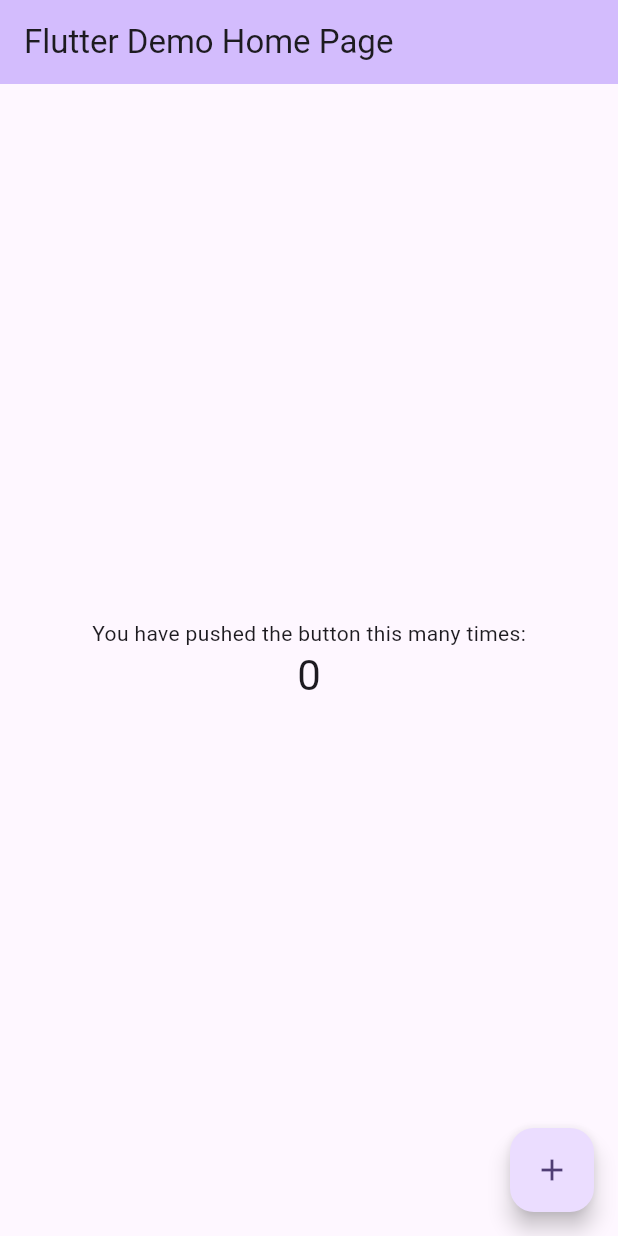
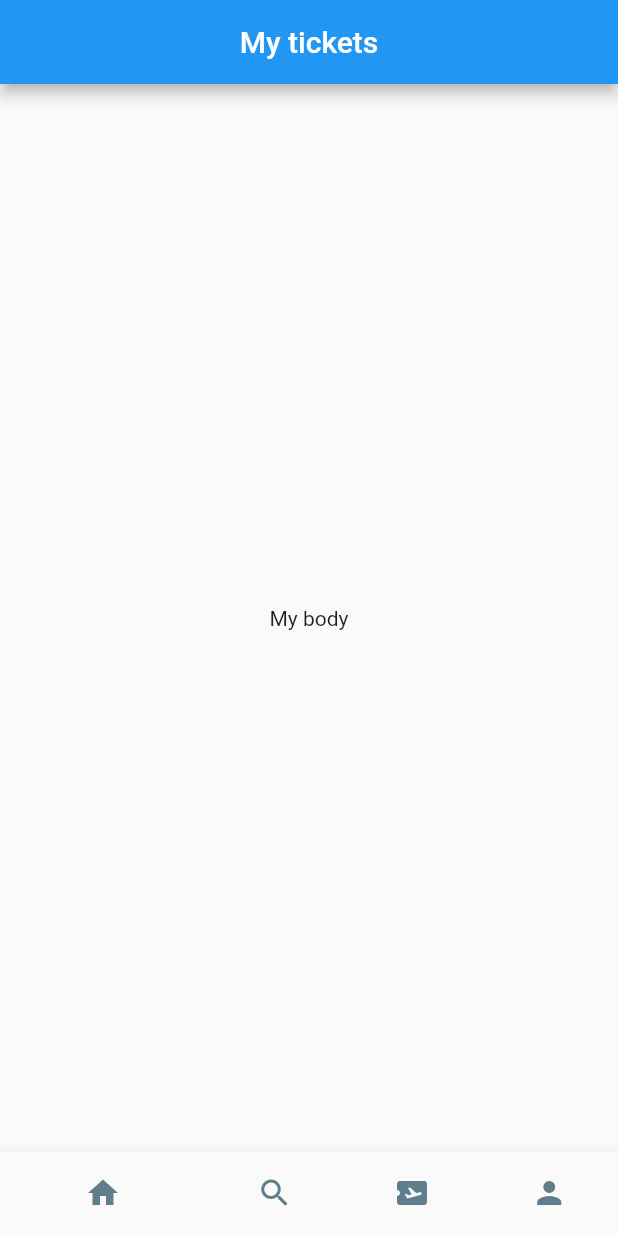
Before and after one commit to nedim-m/ticket-booking, a Flutter app: the screen it shows after launch, on a phone screen of 412 x 824 dp. Run offline on Flutter 3.47's test engine with Material 2 defaults, Android fonts, the phone set to English and light mode, and no system bars.

Commit message:
Added new Homepage
Testing

```diff
--- a/ekarte_mobile/lib/main.dart
+++ b/ekarte_mobile/lib/main.dart
@@ -1,3 +1,4 @@
+import 'package:ekarte_mobile/screens/bottom_bar.dart';
 import 'package:flutter/material.dart';
 
 void main() {
@@ -13,113 +14,9 @@ class MyApp extends StatelessWidget {
     return MaterialApp(
       title: 'Flutter Demo',
       theme: ThemeData(
-        // This is the theme of your application.
-        //
-        // TRY THIS: Try running your application with "flutter run". You'll see
-        // the application has a blue toolbar. Then, without quitting the app,
-        // try changing the seedColor in the colorScheme below to Colors.green
-        // and then invoke "hot reload" (save your changes or press the "hot
-        // reload" button in a Flutter-supported IDE, or press "r" if you used
-        // the command line to start the app).
-        //
-        // Notice that the counter didn't reset back to zero; the application
-        // state is not lost during the reload. To reset the state, use hot
-        // restart instead.
-        //
-        // This works for code too, not just values: Most code changes can be
-        // tested with just a hot reload.
-        colorScheme: ColorScheme.fromSeed(seedColor: Colors.deepPurple),
-        useMaterial3: true,
+        primarySwatch: Colors.blue,
       ),
-      home: const MyHomePage(title: 'Flutter Demo Home Page'),
+      home: const BottomBar(),
     );
   }
 }
-
-class MyHomePage extends StatefulWidget {
-  const MyHomePage({super.key, required this.title});
-
-  // This widget is the home page of your application. It is stateful, meaning
-  // that it has a State object (defined below) that contains fields that affect
-  // how it looks.
-
-  // This class is the configuration for the state. It holds the values (in this
-  // case the title) provided by the parent (in this case the App widget) and
-  // used by the build method of the State. Fields in a Widget subclass are
-  // always marked "final".
-
-  final String title;
-
-  @override
-  State<MyHomePage> createState() => _MyHomePageState();
-}
-
-class _MyHomePageState extends State<MyHomePage> {
-  int _counter = 0;
-
-  void _incrementCounter() {
-    setState(() {
-      // This call to setState tells the Flutter framework that something has
-      // changed in this State, which causes it to rerun the build method below
-      // so that the display can reflect the updated values. If we changed
-      // _counter without calling setState(), then the build method would not be
-      // called again, and so nothing would appear to happen.
-      _counter++;
-    });
-  }
-
-  @override
-  Widget build(BuildContext context) {
-    // This method is rerun every time setState is called, for instance as done
-    // by the _incrementCounter method above.
-    //
-    // The Flutter framework has been optimized to make rerunning build methods
-    // fast, so that you can just rebuild anything that needs updating rather
-    // than having to individually change instances of widgets.
-    return Scaffold(
-      appBar: AppBar(
-        // TRY THIS: Try changing the color here to a specific color (to
-        // Colors.amber, perhaps?) and trigger a hot reload to see the AppBar
-        // change color while the other colors stay the same.
-        backgroundColor: Theme.of(context).colorScheme.inversePrimary,
-        // Here we take the value from the MyHomePage object that was created by
-        // the App.build method, and use it to set our appbar title.
-        title: Text(widget.title),
-      ),
-      body: Center(
-        // Center is a layout widget. It takes a single child and positions it
-        // in the middle of the parent.
-        child: Column(
-          // Column is also a layout widget. It takes a list of children and
-          // arranges them vertically. By default, it sizes itself to fit its
-          // children horizontally, and tries to be as tall as its parent.
-          //
-          // Column has various properties to control how it sizes itself and
-          // how it positions its children. Here we use mainAxisAlignment to
-          // center the children vertically; the main axis here is the vertical
-          // axis because Columns are vertical (the cross axis would be
-          // horizontal).
-          //
-          // TRY THIS: Invoke "debug painting" (choose the "Toggle Debug Paint"
-          // action in the IDE, or press "p" in the console), to see the
-          // wireframe for each widget.
-          mainAxisAlignment: MainAxisAlignment.center,
-          children: <Widget>[
-            const Text(
-              'You have pushed the button this many times:',
-            ),
-            Text(
-              '$_counter',
-              style: Theme.of(context).textTheme.headlineMedium,
-            ),
-          ],
-        ),
-      ),
-      floatingActionButton: FloatingActionButton(
-        onPressed: _incrementCounter,
-        tooltip: 'Increment',
-        child: const Icon(Icons.add),
-      ), // This trailing comma makes auto-formatting nicer for build methods.
-    );
-  }
-}
--- /dev/null
+++ b/ekarte_mobile/lib/screens/bottom_bar.dart
@@ -0,0 +1,42 @@
+import 'package:flutter/material.dart';
+
+class BottomBar extends StatefulWidget {
+  const BottomBar({super.key});
+
+  @override
+  State<BottomBar> createState() => _BottomBarState();
+}
+
+class _BottomBarState extends State<BottomBar> {
+  @override
+  Widget build(BuildContext context) {
+    return Scaffold(
+      appBar: AppBar(
+        title: const Center(
+          child: Text(
+            "My tickets",
+          ),
+        ),
+      ),
+      body: const Center(
+        child: Text(
+          "My body",
+        ),
+      ),
+      bottomNavigationBar: BottomNavigationBar(
+        elevation: 10,
+        showSelectedLabels: false,
+        showUnselectedLabels: false,
+        selectedItemColor: Colors.blueGrey,
+        unselectedItemColor: Colors.blueGrey,
+        items: const [
+          BottomNavigationBarItem(icon: Icon(Icons.home), label: "Home"),
+          BottomNavigationBarItem(icon: Icon(Icons.search), label: "Search"),
+          BottomNavigationBarItem(
+              icon: Icon(Icons.airplane_ticket), label: "Ticket"),
+          BottomNavigationBarItem(icon: Icon(Icons.person), label: "Profile"),
+        ],
+      ),
+    );
+  }
+}
--- a/ekarte_mobile/pubspec.yaml
+++ b/ekarte_mobile/pubspec.yaml
@@ -35,6 +35,7 @@ dependencies:
   # The following adds the Cupertino Icons font to your application.
   # Use with the CupertinoIcons class for iOS style icons.
   cupertino_icons: ^1.0.2
+  fluentui_icons: ^1.0.0
 
 dev_dependencies:
   flutter_test:
```
Also changed, not shown: ekarte_mobile/pubspec.lock.
